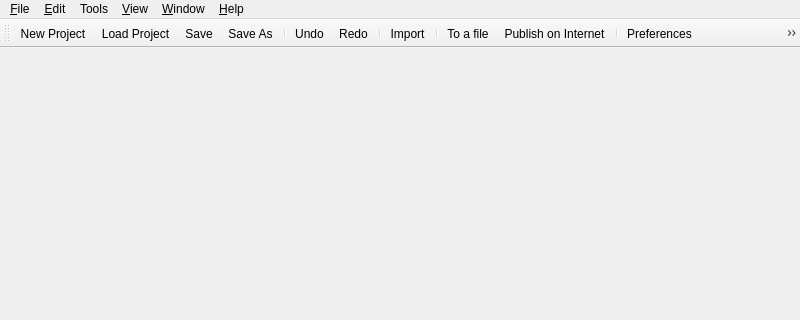
This is src/Gui/ui/MainWindow.ui in luyikei/VLMC as Qt 5 draws it before an edit; both pictures show x 0 to 800 and y 0 to 320 of the 800 by 600 pixel window. The edited form follows.
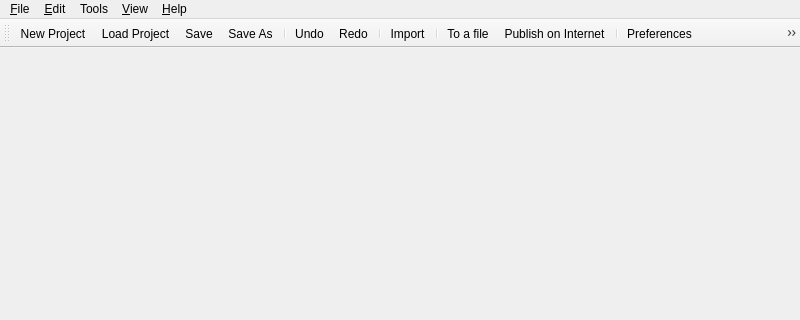
This is the edited form. Icons and pictures are not drawn.

Commit message: MainWindow: QActions for the toolbar and the statusbar to show or hide

Diff of the .ui file:
```diff
--- a/src/Gui/ui/MainWindow.ui
+++ b/src/Gui/ui/MainWindow.ui
@@ -71,11 +71,6 @@
     <addaction name="separator"/>
     <addaction name="actionQuit"/>
    </widget>
-   <widget class="QMenu" name="menuWindow">
-    <property name="title">
-     <string>&amp;Window</string>
-    </property>
-   </widget>
    <widget class="QMenu" name="menuView">
     <property name="title">
      <string>&amp;View</string>
@@ -91,7 +86,6 @@
    <addaction name="menuEdit"/>
    <addaction name="menuTools"/>
    <addaction name="menuView"/>
-   <addaction name="menuWindow"/>
    <addaction name="menuHelp"/>
   </widget>
   <widget class="QStatusBar" name="statusbar"/>
```
Left out of the diff: 20 changed lines with no effect on the pictures. The commit also changes 1 other file.
